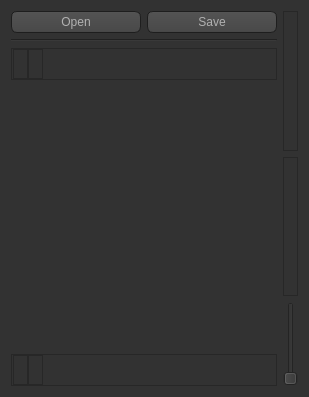
Before: the Qt Designer form ui/pyChezzMinUI.ui in zhollosy/PyChezz, drawn with Qt 5.
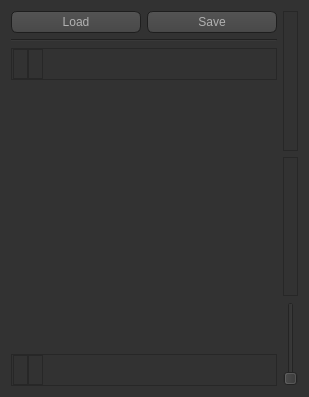
After: the same form once the commit is applied. Icons and pictures are not drawn.

Commit message: UPD: some cleanup (class props attribs)

The edit to the form file:
```diff
--- a/ui/pyChezzMinUI.ui
+++ b/ui/pyChezzMinUI.ui
@@ -506,7 +506,7 @@
          <item>
           <widget class="QPushButton" name="btnOpen">
            <property name="text">
-            <string>Open</string>
+            <string>Load</string>
            </property>
           </widget>
          </item>
```
The commit also changes 1 other file.
